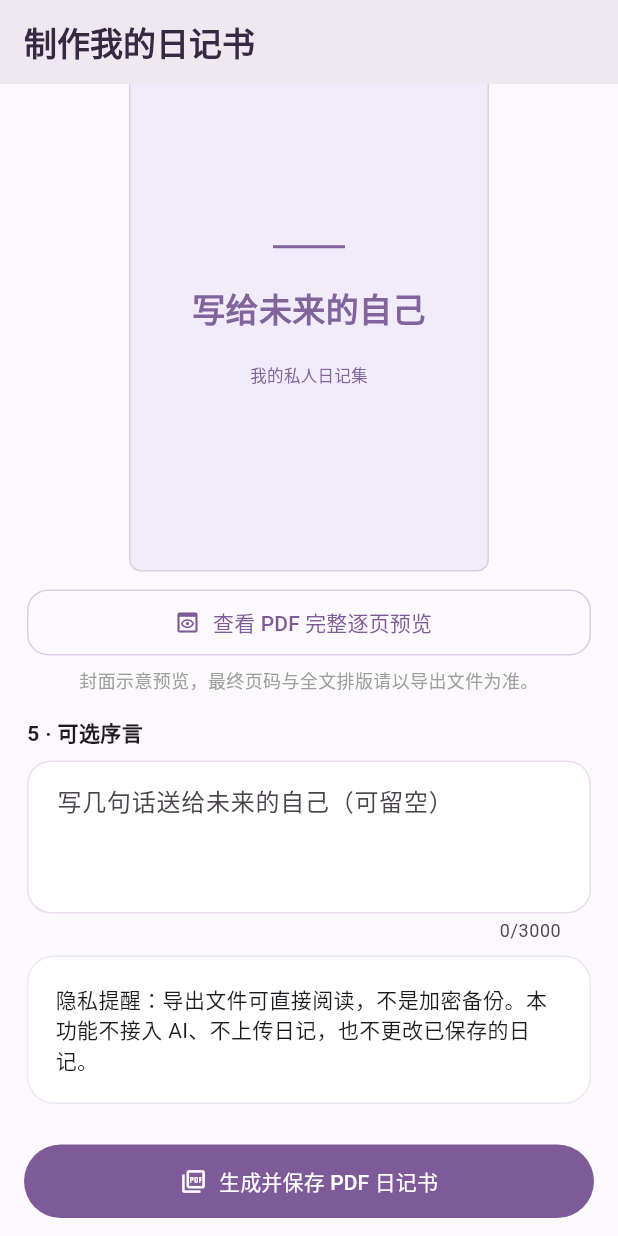
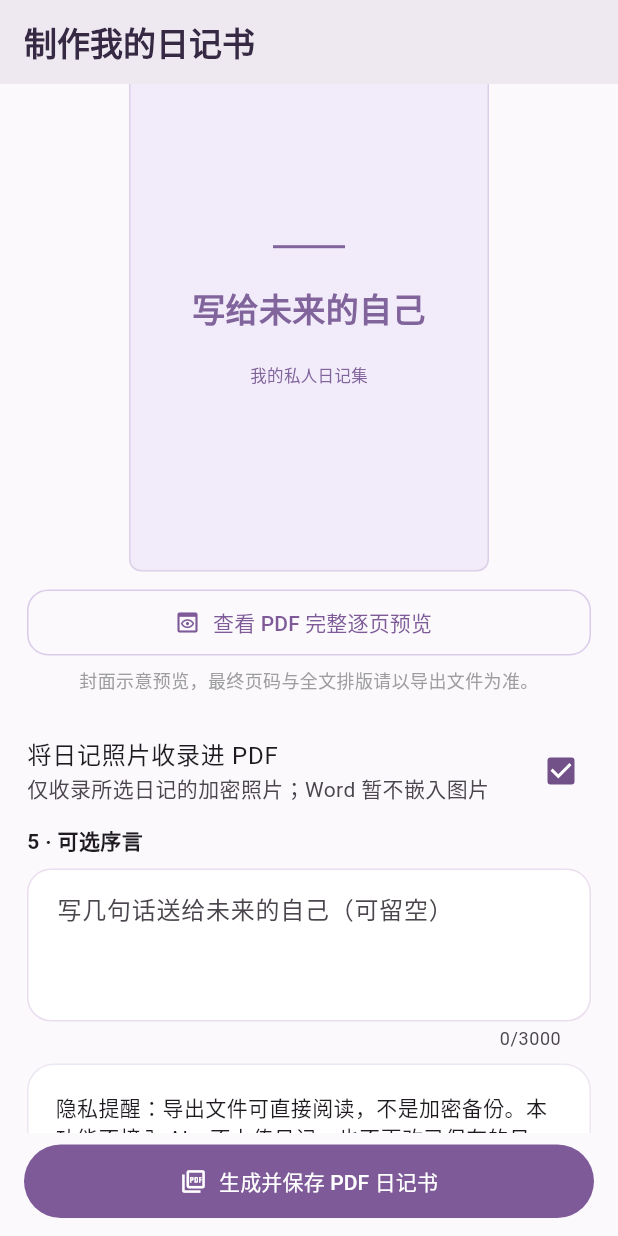
Before and after one commit to AlexMartinDev01/myproject01, a Flutter app: the DiaryBookPage widget shown alone on an empty page, opened directly, scrolled down 1016 dp, on a phone screen of 412 x 824 dp. Run offline on Flutter 3.47's test engine with Material 3 defaults, Android fonts, the light colour scheme and no system bars; our stand-ins replace file_picker, flutter_markdown_plus, flutter_secure_storage, pdf, shared_preferences, sqflite; missing offline and left inert: cryptography, pdfx, read_pdf_text; accounts and stored records are empty.

Commit message:
feat(diary): add opt-in photo inclusion control for PDF export and preview

```diff
--- a/lib/diary_book_page_v085.dart
+++ b/lib/diary_book_page_v085.dart
@@ -20,6 +20,7 @@ class _DiaryBookPageState extends State<DiaryBookPage> {
   final subtitle=TextEditingController();
   final diarySearch=TextEditingController();
   bool onlySelected=false;
+  bool includePhotos=true;
   String outputFormat='pdf';
   String coverStyle='classic';
   Uint8List? coverPhoto;
@@ -90,7 +91,8 @@ class _DiaryBookPageState extends State<DiaryBookPage> {
     try {
       final bytes=await DiaryBookService.build(store:store,entries:chosen,
         title:title.text,preface:preface.text,subtitle:subtitle.text,
-        coverStyle:coverStyle,coverImageBytes:coverPhoto);
+        coverStyle:coverStyle,coverImageBytes:coverPhoto,
+        includePhotos:includePhotos);
       if(!mounted)return;
       setState(()=>message='');
       await Navigator.of(context).push(MaterialPageRoute<void>(
@@ -127,7 +129,7 @@ class _DiaryBookPageState extends State<DiaryBookPage> {
         ? await DiaryBookService.build(
           store:store,entries:chosen,title:title.text,preface:preface.text,
           subtitle:subtitle.text,coverStyle:coverStyle,
-          coverImageBytes:coverPhoto)
+          coverImageBytes:coverPhoto,includePhotos:includePhotos)
         : await DiaryBookDocxService.build(
           store:store,entries:chosen,title:title.text,
           subtitle:subtitle.text,preface:preface.text);
@@ -313,6 +315,11 @@ class _DiaryBookPageState extends State<DiaryBookPage> {
         const Text('封面示意预览，最终页码与全文排版请以导出文件为准。',
           textAlign:TextAlign.center,style:TextStyle(fontSize:12,color:Colors.grey)),
         const SizedBox(height:16),
+        CheckboxListTile(contentPadding:EdgeInsets.zero,
+          title:const Text('将日记照片收录进 PDF'),
+          subtitle:const Text('仅收录所选日记的加密照片；Word 暂不嵌入图片'),
+          value:includePhotos,onChanged:busy?null:(v)=>
+            setState(()=>includePhotos=v??false)),
         const Text('5 · 可选序言',style:TextStyle(fontWeight:FontWeight.w700)),
         const SizedBox(height:8),
         TextField(controller:preface,minLines:3,maxLines:5,maxLength:3000,
```
